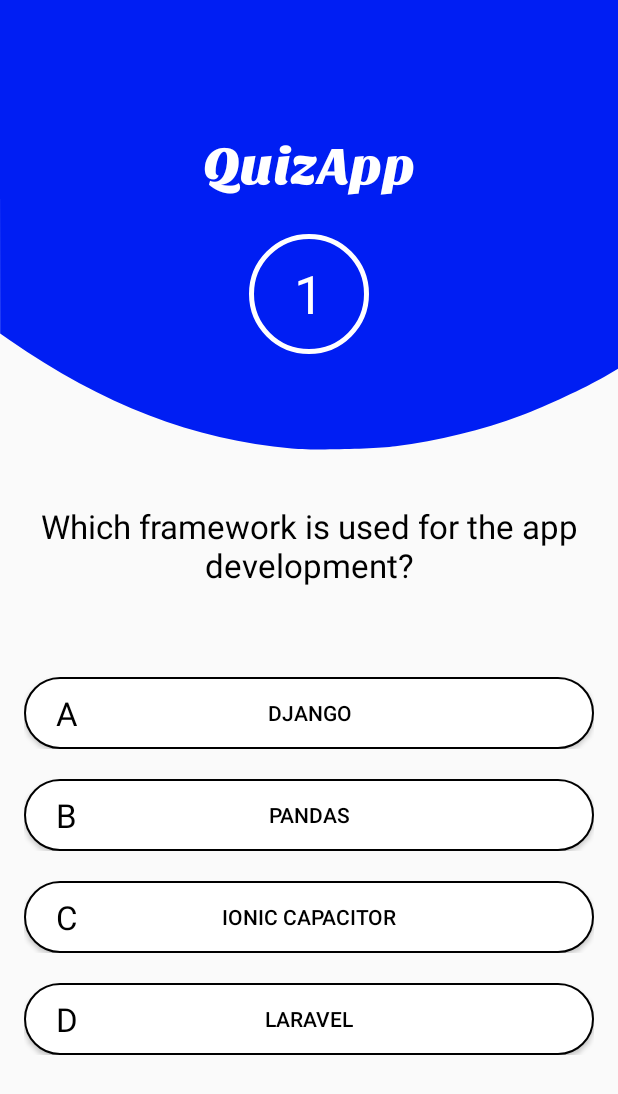
After one commit to iamrohitsuthar/QuizApp, an Android app: the layout activity_quiz_dashboard.xml on its own in the app's theme, with its tools: preview values and no code run, on a phone screen of 412 x 824 dp. The commit adds this screen. Shown: the top 1094 px of the screen. Run offline under Robolectric (Android 15) with nearby library versions, the phone set to English and light mode, and no system bars.

Commit message:
Add options A, B, C, D to the buttons in Quiz Activity

```diff
--- a/app/src/main/AndroidManifest.xml
+++ b/app/src/main/AndroidManifest.xml
@@ -9,7 +9,7 @@
         android:roundIcon="@mipmap/ic_launcher_round"
         android:supportsRtl="true"
         android:theme="@style/AppTheme" >
-        <activity android:name=".activities.MainActivity" >
+        <activity android:name=".activities.QuizDashboardActivity" >
             <intent-filter>
                 <action android:name="android.intent.action.MAIN" />
 
--- a/app/src/main/java/com/rohit/suthar/quizapp/activities/MainActivity.java
+++ b/app/src/main/java/com/rohit/suthar/quizapp/activities/QuizDashboardActivity.java
@@ -1,15 +1,21 @@
 package com.rohit.suthar.quizapp.activities;
 
+import android.content.Context;
 import android.support.v7.app.AppCompatActivity;
 import android.os.Bundle;
 
 import com.rohit.suthar.quizapp.R;
 
-public class MainActivity extends AppCompatActivity {
+public class QuizDashboardActivity extends AppCompatActivity {
+    private Context mContext;
 
     @Override
     protected void onCreate(Bundle savedInstanceState) {
         super.onCreate(savedInstanceState);
-        setContentView(R.layout.activity_main);
+        setContentView(R.layout.activity_quiz_dashboard);
+    }
+
+    private void initialize() {
+        mContext = QuizDashboardActivity.this;
     }
 }
--- a/app/src/main/java/com/rohit/suthar/quizapp/models/QuestionHolder.java
+++ b/app/src/main/java/com/rohit/suthar/quizapp/models/QuestionHolder.java
@@ -1,5 +1,13 @@
 package com.rohit.suthar.quizapp.models;
 
 public class QuestionHolder {
+    private String question;
+    private String optionA;
+    private String optionB;
+    private String optionC;
+    private String optionD;
+    private String optionCorrect;
+
+
 
 }
--- a/app/src/main/res/layout/activity_main.xml
+++ /dev/null
@@ -1,133 +0,0 @@
-<?xml version="1.0" encoding="utf-8"?>
-<android.support.constraint.ConstraintLayout xmlns:android="http://schemas.android.com/apk/res/android"
-    xmlns:app="http://schemas.android.com/apk/res-auto"
-    xmlns:tools="http://schemas.android.com/tools"
-    android:layout_width="match_parent"
-    android:layout_height="match_parent"
-    tools:context=".activities.MainActivity">
-
-    <ScrollView
-        android:id="@+id/scrollView4"
-        android:layout_width="match_parent"
-        android:layout_height="match_parent"
-        app:layout_constraintBottom_toBottomOf="parent"
-        app:layout_constraintEnd_toEndOf="parent"
-        app:layout_constraintHorizontal_bias="0.0"
-        app:layout_constraintStart_toStartOf="parent"
-        app:layout_constraintTop_toTopOf="parent"
-        app:layout_constraintVertical_bias="0.0">
-
-        <android.support.constraint.ConstraintLayout
-            android:layout_width="match_parent"
-            android:layout_height="wrap_content">
-
-            <ImageView
-                android:id="@+id/imageView"
-                android:layout_width="match_parent"
-                android:layout_height="300dp"
-                android:scaleType="fitXY"
-                app:layout_constraintEnd_toEndOf="parent"
-                app:layout_constraintStart_toStartOf="parent"
-                app:layout_constraintTop_toTopOf="parent"
-                app:srcCompat="@drawable/ic_banner" />
-
-            <TextView
-                android:id="@+id/tv_question_no"
-                android:layout_width="wrap_content"
-                android:layout_height="wrap_content"
-                android:layout_marginTop="24dp"
-                android:text="1"
-                android:gravity="center"
-                android:textAlignment="center"
-                android:background="@drawable/custom_textview"
-                android:textColor="@android:color/white"
-                android:textSize="@dimen/question_no"
-                app:layout_constraintEnd_toEndOf="parent"
-                app:layout_constraintStart_toStartOf="parent"
-                app:layout_constraintTop_toBottomOf="@+id/tv_appname" />
-
-            <TextView
-                android:id="@+id/tv_appname"
-                android:layout_width="wrap_content"
-                android:layout_height="wrap_content"
-                android:layout_marginTop="90dp"
-                android:fontFamily="@font/sansita_one"
-                android:text="@string/app_name"
-                android:textColor="@android:color/white"
-                android:textSize="@dimen/app_title"
-                app:layout_constraintEnd_toEndOf="parent"
-                app:layout_constraintHorizontal_bias="0.5"
-                app:layout_constraintStart_toStartOf="parent"
-                app:layout_constraintTop_toTopOf="parent" />
-
-            <TextView
-                android:id="@+id/tv_question"
-                android:layout_width="0dp"
-                android:layout_height="wrap_content"
-                android:layout_marginStart="16dp"
-                android:layout_marginTop="100dp"
-                android:layout_marginEnd="16dp"
-                android:text="@string/q1"
-                android:textAlignment="center"
-                android:textColor="@android:color/black"
-                android:textSize="@dimen/question"
-                app:layout_constraintEnd_toEndOf="parent"
-                app:layout_constraintHorizontal_bias="0.5"
-                app:layout_constraintStart_toStartOf="parent"
-                app:layout_constraintTop_toBottomOf="@+id/tv_question_no" />
-
-            <LinearLayout
-                android:layout_width="match_parent"
-                android:layout_height="wrap_content"
-                android:layout_marginStart="16dp"
-                android:layout_marginTop="40dp"
-                android:layout_marginEnd="16dp"
-                android:orientation="vertical"
-                app:layout_constraintEnd_toEndOf="parent"
-                app:layout_constraintStart_toStartOf="parent"
-                app:layout_constraintTop_toBottomOf="@+id/tv_question">
-
-                <Button
-                    android:id="@+id/btn_option1"
-                    android:layout_width="match_parent"
-                    android:layout_height="wrap_content"
-                    android:layout_marginTop="@dimen/button_margin"
-                    android:layout_marginBottom="@dimen/button_margin"
-                    android:background="@drawable/custom_button"
-                    android:text="@string/q1_a"
-                    android:textColor="@android:color/black" />
-
-                <Button
-                    android:id="@+id/btn_option2"
-                    android:layout_width="match_parent"
-                    android:layout_height="wrap_content"
-                    android:layout_marginBottom="@dimen/button_margin"
-                    android:background="@drawable/custom_button"
-                    android:text="@string/q1_b"
-                    android:textColor="@android:color/black" />
-
-                <Button
-                    android:id="@+id/btn_option3"
-                    android:layout_width="match_parent"
-                    android:layout_height="wrap_content"
-                    android:layout_marginBottom="@dimen/button_margin"
-                    android:background="@drawable/custom_button"
-                    android:text="@string/q1_c"
-                    android:textColor="@android:color/black" />
-
-                <Button
-                    android:id="@+id/btn_option4"
-                    android:layout_width="match_parent"
-                    android:layout_height="wrap_content"
-                    android:layout_marginBottom="@dimen/button_margin"
-                    android:background="@drawable/custom_button"
-                    android:text="@string/q1_d"
-                    android:textColor="@android:color/black" />
-
-
-            </LinearLayout>
-
-        </android.support.constraint.ConstraintLayout>
-    </ScrollView>
-
-</android.support.constraint.ConstraintLayout>
--- /dev/null
+++ b/app/src/main/res/layout/activity_quiz_dashboard.xml
@@ -0,0 +1,226 @@
+<?xml version="1.0" encoding="utf-8"?>
+<android.support.constraint.ConstraintLayout xmlns:android="http://schemas.android.com/apk/res/android"
+    xmlns:app="http://schemas.android.com/apk/res-auto"
+    xmlns:tools="http://schemas.android.com/tools"
+    android:id="@+id/constraintLayout"
+    android:layout_width="match_parent"
+    android:layout_height="match_parent"
+    tools:context=".activities.QuizDashboardActivity">
+
+    <ScrollView
+        android:id="@+id/scrollView4"
+        android:layout_width="match_parent"
+        android:layout_height="match_parent"
+        app:layout_constraintBottom_toBottomOf="parent"
+        app:layout_constraintEnd_toEndOf="parent"
+        app:layout_constraintHorizontal_bias="0.0"
+        app:layout_constraintStart_toStartOf="parent"
+        app:layout_constraintTop_toTopOf="parent"
+        app:layout_constraintVertical_bias="0.0">
+
+        <android.support.constraint.ConstraintLayout
+            android:layout_width="match_parent"
+            android:layout_height="wrap_content">
+
+            <ImageView
+                android:id="@+id/imageView"
+                android:layout_width="match_parent"
+                android:layout_height="300dp"
+                android:scaleType="fitXY"
+                app:layout_constraintEnd_toEndOf="parent"
+                app:layout_constraintStart_toStartOf="parent"
+                app:layout_constraintTop_toTopOf="parent"
+                app:srcCompat="@drawable/ic_banner" />
+
+            <TextView
+                android:id="@+id/tv_question_no"
+                android:layout_width="wrap_content"
+                android:layout_height="wrap_content"
+                android:layout_marginTop="24dp"
+                android:background="@drawable/custom_textview"
+                android:gravity="center"
+                android:text="1"
+                android:textAlignment="center"
+                android:textColor="@android:color/white"
+                android:textSize="@dimen/question_no"
+                app:layout_constraintEnd_toEndOf="parent"
+                app:layout_constraintStart_toStartOf="parent"
+                app:layout_constraintTop_toBottomOf="@+id/tv_appname" />
+
+            <TextView
+                android:id="@+id/tv_appname"
+                android:layout_width="wrap_content"
+                android:layout_height="wrap_content"
+                android:layout_marginTop="90dp"
+                android:fontFamily="@font/sansita_one"
+                android:text="@string/app_name"
+                android:textColor="@android:color/white"
+                android:textSize="@dimen/app_title"
+                app:layout_constraintEnd_toEndOf="parent"
+                app:layout_constraintHorizontal_bias="0.5"
+                app:layout_constraintStart_toStartOf="parent"
+                app:layout_constraintTop_toTopOf="parent" />
+
+            <TextView
+                android:id="@+id/tv_question"
+                android:layout_width="0dp"
+                android:layout_height="wrap_content"
+                android:layout_marginStart="16dp"
+                android:layout_marginTop="100dp"
+                android:layout_marginEnd="16dp"
+                android:text="@string/q1"
+                android:textAlignment="center"
+                android:textColor="@android:color/black"
+                android:textSize="@dimen/question"
+                app:layout_constraintEnd_toEndOf="parent"
+                app:layout_constraintHorizontal_bias="0.5"
+                app:layout_constraintStart_toStartOf="parent"
+                app:layout_constraintTop_toBottomOf="@+id/tv_question_no" />
+
+            <LinearLayout
+                android:id="@+id/linearLayout"
+                android:layout_width="match_parent"
+                android:layout_height="wrap_content"
+                android:layout_marginStart="16dp"
+                android:layout_marginTop="40dp"
+                android:layout_marginEnd="16dp"
+                android:orientation="vertical"
+                app:layout_constraintEnd_toEndOf="parent"
+                app:layout_constraintStart_toStartOf="parent"
+                app:layout_constraintTop_toBottomOf="@+id/tv_question">
+
+                <android.support.constraint.ConstraintLayout
+                    android:layout_width="match_parent"
+                    android:layout_height="wrap_content"
+                    android:layout_marginTop="@dimen/button_margin"
+                    android:layout_marginBottom="@dimen/button_margin">
+
+                    <Button
+                        android:id="@+id/A"
+                        android:layout_width="match_parent"
+                        android:layout_height="wrap_content"
+                        android:background="@drawable/custom_button"
+                        android:text="@string/q1_a"
+                        android:textColor="@android:color/black"
+                        app:layout_constraintBottom_toBottomOf="parent"
+                        app:layout_constraintEnd_toEndOf="parent"
+                        app:layout_constraintStart_toStartOf="parent"
+                        app:layout_constraintTop_toTopOf="parent" />
+
+                    <TextView
+                        android:id="@+id/tv_a"
+                        android:layout_width="wrap_content"
+                        android:layout_height="wrap_content"
+                        android:layout_marginStart="16dp"
+                        android:elevation="100dp"
+                        android:padding="5dp"
+                        android:text="A"
+                        android:textColor="@android:color/black"
+                        android:textSize="22sp"
+                        app:layout_constraintBottom_toTopOf="@+id/A"
+                        app:layout_constraintStart_toStartOf="@+id/A"
+                        app:layout_constraintTop_toBottomOf="@+id/A" />
+
+                </android.support.constraint.ConstraintLayout>
+
+                <android.support.constraint.ConstraintLayout
+                    android:layout_width="match_parent"
+                    android:layout_height="wrap_content"
+                    android:layout_marginBottom="@dimen/button_margin">
+
+                    <Button
+                        android:id="@+id/B"
+                        android:layout_width="match_parent"
+                        android:layout_height="wrap_content"
+                        android:background="@drawable/custom_button"
+                        android:text="@string/q1_b"
+                        android:textColor="@android:color/black"
+                        app:layout_constraintBottom_toBottomOf="parent"
+                        app:layout_constraintEnd_toEndOf="parent"
+                        app:layout_constraintStart_toStartOf="parent"
+                        app:layout_constraintTop_toTopOf="parent" />
+
+                    <TextView
+                        android:id="@+id/tv_b"
+                        android:layout_width="wrap_content"
+                        android:layout_height="wrap_content"
+                        android:layout_marginStart="16dp"
+                        android:elevation="100dp"
+                        android:text="B"
+                        android:padding="5dp"
+                        android:textColor="@android:color/black"
+                        android:textSize="22sp"
+                        app:layout_constraintBottom_toTopOf="@+id/B"
+                        app:layout_constraintStart_toStartOf="@+id/B"
+                        app:layout_constraintTop_toBottomOf="@+id/B" />
+                </android.support.constraint.ConstraintLayout>
+
+                <android.support.constraint.ConstraintLayout
+                    android:layout_width="match_parent"
+                    android:layout_height="wrap_content"
+                    android:layout_marginBottom="@dimen/button_margin">
+
+                    <Button
+                        android:id="@+id/C"
+                        android:layout_width="match_parent"
+                        android:layout_height="wrap_content"
+                        android:background="@drawable/custom_button"
+                        android:text="@string/q1_c"
+                        android:textColor="@android:color/black"
+                        app:layout_constraintBottom_toBottomOf="parent"
+                        app:layout_constraintEnd_toEndOf="parent"
+                        app:layout_constraintStart_toStartOf="parent"
+                        app:layout_constraintTop_toTopOf="parent" />
+
+                    <TextView
+                        android:id="@+id/tv_c"
+                        android:layout_width="wrap_content"
+                        android:layout_height="wrap_content"
+                        android:layout_marginStart="16dp"
+                        android:elevation="100dp"
+                        android:text="C"
+                        android:padding="5dp"
+                        android:textColor="@android:color/black"
+                        android:textSize="22sp"
+                        app:layout_constraintBottom_toTopOf="@+id/C"
+                        app:layout_constraintStart_toStartOf="@+id/C"
+                        app:layout_constraintTop_toBottomOf="@+id/C" />
+                </android.support.constraint.ConstraintLayout>
+
+                <android.support.constraint.ConstraintLayout
+                    android:layout_width="match_parent"
+                    android:layout_height="wrap_content"
+                    android:layout_marginBottom="@dimen/button_margin">
+
+                    <Button
+                        android:id="@+id/D"
+                        android:layout_width="match_parent"
+                        android:layout_height="wrap_content"
+                        android:background="@drawable/custom_button"
+                        android:text="@string/q1_d"
+                        android:textColor="@android:color/black"
+                        app:layout_constraintBottom_toBottomOf="parent"
+                        app:layout_constraintEnd_toEndOf="parent"
+                        app:layout_constraintStart_toStartOf="parent"
+                        app:layout_constraintTop_toTopOf="parent" />
+
+                    <TextView
+                        android:id="@+id/tv_d"
+                        android:layout_width="wrap_content"
+                        android:layout_height="wrap_content"
+                        android:layout_marginStart="16dp"
+                        android:elevation="100dp"
+                        android:text="D"
+                        android:padding="5dp"
+                        android:textColor="@android:color/black"
+                        android:textSize="22sp"
+                        app:layout_constraintBottom_toTopOf="@+id/D"
+                        app:layout_constraintStart_toStartOf="@+id/D"
+                        app:layout_constraintTop_toBottomOf="@+id/D" />
+                </android.support.constraint.ConstraintLayout>
+
+            </LinearLayout>
+        </android.support.constraint.ConstraintLayout>
+    </ScrollView>
+
+</android.support.constraint.ConstraintLayout>
```
